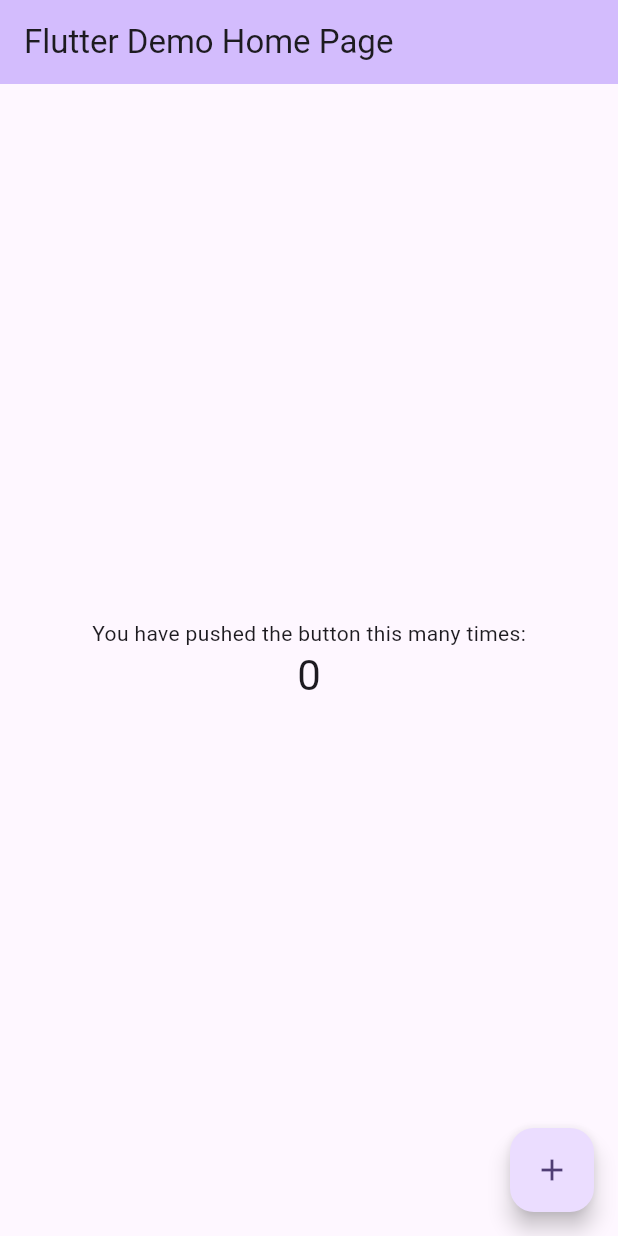
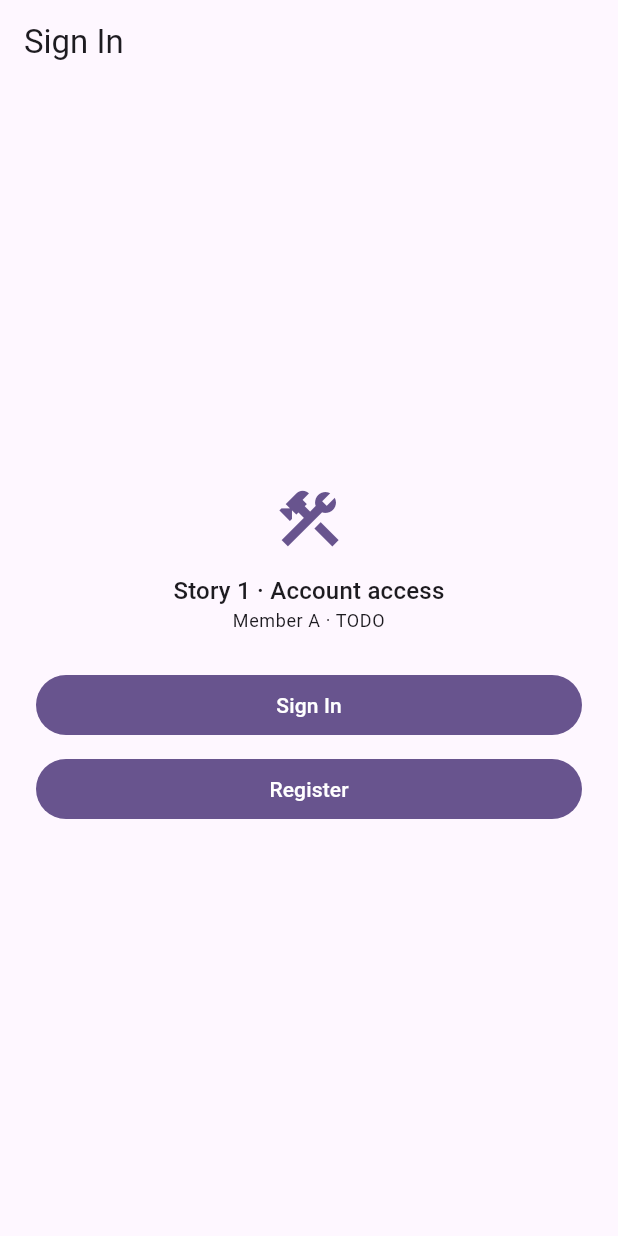
Before and after one commit to ezixuan27/CS4530-Final-Project, a Flutter app: the screen it shows after launch, on a phone screen of 412 x 824 dp. Run offline on Flutter 3.47's test engine with Material 3 defaults, Android fonts, the phone set to English and light mode, and no system bars.

Commit message:
Add app shell, routes, and placeholder screens for all 8 stories

```diff
--- /dev/null
+++ b/lib/app.dart
@@ -0,0 +1,27 @@
+import 'package:flutter/material.dart';
+import 'package:provider/provider.dart';
+
+import 'data/trip_repository.dart';
+import 'routes.dart';
+
+class TripSyncApp extends StatelessWidget {
+  final TripRepository repository;
+
+  const TripSyncApp({super.key, required this.repository});
+
+  @override
+  Widget build(BuildContext context) {
+    return Provider<TripRepository>.value(
+      value: repository,
+      child: MaterialApp(
+        title: 'TripSync',
+        debugShowCheckedModeBanner: false,
+        theme: ThemeData(
+          colorScheme: ColorScheme.fromSeed(seedColor: Colors.deepPurple),
+        ),
+        initialRoute: Routes.signIn,
+        routes: Routes.table,
+      ),
+    );
+  }
+}
--- /dev/null
+++ b/lib/features/auth/register_screen.dart
@@ -0,0 +1,20 @@
+import 'package:flutter/material.dart';
+
+import '../../routes.dart';
+import '../../widgets/placeholder_screen.dart';
+
+class RegisterScreen extends StatelessWidget {
+  const RegisterScreen({super.key});
+
+  @override
+  Widget build(BuildContext context) {
+    return PlaceholderScreen(
+      title: 'Register',
+      story: 'Story 1 · Account access',
+      owner: 'Member A',
+      actions: [
+        PlaceholderAction('Create account', Routes.myTrips, replace: true),
+      ],
+    );
+  }
+}
--- /dev/null
+++ b/lib/features/auth/sign_in_screen.dart
@@ -0,0 +1,21 @@
+import 'package:flutter/material.dart';
+
+import '../../routes.dart';
+import '../../widgets/placeholder_screen.dart';
+
+class SignInScreen extends StatelessWidget {
+  const SignInScreen({super.key});
+
+  @override
+  Widget build(BuildContext context) {
+    return PlaceholderScreen(
+      title: 'Sign In',
+      story: 'Story 1 · Account access',
+      owner: 'Member A',
+      actions: [
+        PlaceholderAction('Sign In', Routes.myTrips, replace: true),
+        PlaceholderAction('Register', Routes.register),
+      ],
+    );
+  }
+}
--- a/lib/main.dart
+++ b/lib/main.dart
@@ -1,122 +1,9 @@
 import 'package:flutter/material.dart';
 
+import 'app.dart';
+import 'data/in_memory_trip_repository.dart';
+
 void main() {
-  runApp(const MyApp());
+  // Swap InMemoryTripRepository for a database-backed one later.
+  runApp(TripSyncApp(repository: InMemoryTripRepository()));
 }
-
-class MyApp extends StatelessWidget {
-  const MyApp({super.key});
-
-  // This widget is the root of your application.
-  @override
-  Widget build(BuildContext context) {
-    return MaterialApp(
-      title: 'Flutter Demo',
-      theme: ThemeData(
-        // This is the theme of your application.
-        //
-        // TRY THIS: Try running your application with "flutter run". You'll see
-        // the application has a purple toolbar. Then, without quitting the app,
-        // try changing the seedColor in the colorScheme below to Colors.green
-        // and then invoke "hot reload" (save your changes or press the "hot
-        // reload" button in a Flutter-supported IDE, or press "r" if you used
-        // the command line to start the app).
-        //
-        // Notice that the counter didn't reset back to zero; the application
-        // state is not lost during the reload. To reset the state, use hot
-        // restart instead.
-        //
-        // This works for code too, not just values: Most code changes can be
-        // tested with just a hot reload.
-        colorScheme: .fromSeed(seedColor: Colors.deepPurple),
-      ),
-      home: const MyHomePage(title: 'Flutter Demo Home Page'),
-    );
-  }
-}
-
-class MyHomePage extends StatefulWidget {
-  const MyHomePage({super.key, required this.title});
-
-  // This widget is the home page of your application. It is stateful, meaning
-  // that it has a State object (defined below) that contains fields that affect
-  // how it looks.
-
-  // This class is the configuration for the state. It holds the values (in this
-  // case the title) provided by the parent (in this case the App widget) and
-  // used by the build method of the State. Fields in a Widget subclass are
-  // always marked "final".
-
-  final String title;
-
-  @override
-  State<MyHomePage> createState() => _MyHomePageState();
-}
-
-class _MyHomePageState extends State<MyHomePage> {
-  int _counter = 0;
-
-  void _incrementCounter() {
-    setState(() {
-      // This call to setState tells the Flutter framework that something has
-      // changed in this State, which causes it to rerun the build method below
-      // so that the display can reflect the updated values. If we changed
-      // _counter without calling setState(), then the build method would not be
-      // called again, and so nothing would appear to happen.
-      _counter++;
-    });
-  }
-
-  @override
-  Widget build(BuildContext context) {
-    // This method is rerun every time setState is called, for instance as done
-    // by the _incrementCounter method above.
-    //
-    // The Flutter framework has been optimized to make rerunning build methods
-    // fast, so that you can just rebuild anything that needs updating rather
-    // than having to individually change instances of widgets.
-    return Scaffold(
-      appBar: AppBar(
-        // TRY THIS: Try changing the color here to a specific color (to
-        // Colors.amber, perhaps?) and trigger a hot reload to see the AppBar
-        // change color while the other colors stay the same.
-        backgroundColor: Theme.of(context).colorScheme.inversePrimary,
-        // Here we take the value from the MyHomePage object that was created by
-        // the App.build method, and use it to set our appbar title.
-        title: Text(widget.title),
-      ),
-      body: Center(
-        // Center is a layout widget. It takes a single child and positions it
-        // in the middle of the parent.
-        child: Column(
-          // Column is also a layout widget. It takes a list of children and
-          // arranges them vertically. By default, it sizes itself to fit its
-          // children horizontally, and tries to be as tall as its parent.
-          //
-          // Column has various properties to control how it sizes itself and
-          // how it positions its children. Here we use mainAxisAlignment to
-          // center the children vertically; the main axis here is the vertical
-          // axis because Columns are vertical (the cross axis would be
-          // horizontal).
-          //
-          // TRY THIS: Invoke "debug painting" (choose the "Toggle Debug Paint"
-          // action in the IDE, or press "p" in the console), to see the
-          // wireframe for each widget.
-          mainAxisAlignment: .center,
-          children: [
-            const Text('You have pushed the button this many times:'),
-            Text(
-              '$_counter',
-              style: Theme.of(context).textTheme.headlineMedium,
-            ),
-          ],
-        ),
-      ),
-      floatingActionButton: FloatingActionButton(
-        onPressed: _incrementCounter,
-        tooltip: 'Increment',
-        child: const Icon(Icons.add),
-      ),
-    );
-  }
-}
--- /dev/null
+++ b/lib/routes.dart
@@ -0,0 +1,42 @@
+import 'package:flutter/material.dart';
+
+import 'features/auth/register_screen.dart';
+import 'features/auth/sign_in_screen.dart';
+import 'features/expenses/expenses_screen.dart';
+import 'features/itinerary/itinerary_screen.dart';
+import 'features/itinerary/review_suggestions_screen.dart';
+import 'features/itinerary/suggest_change_screen.dart';
+import 'features/trips/create_trip_screen.dart';
+import 'features/trips/join_trip_screen.dart';
+import 'features/trips/my_trips_screen.dart';
+import 'features/voting/vote_activity_screen.dart';
+
+/// Route names. Trip-scoped screens receive the trip id (String) as the
+/// route argument: `Navigator.pushNamed(context, Routes.itinerary, arguments: tripId)`.
+class Routes {
+  static const signIn = '/';
+  static const register = '/register';
+  static const myTrips = '/trips';
+  static const createTrip = '/trips/create';
+  static const joinTrip = '/trips/join';
+  static const itinerary = '/trip/itinerary';
+  static const suggestChange = '/trip/suggest-change';
+  static const reviewSuggestions = '/trip/review-suggestions';
+  static const voteActivity = '/trip/vote';
+  static const expenses = '/trip/expenses';
+
+  static final Map<String, WidgetBuilder> table = {
+    signIn: (_) => const SignInScreen(),
+    register: (_) => const RegisterScreen(),
+    myTrips: (_) => const MyTripsScreen(),
+    createTrip: (_) => const CreateTripScreen(),
+    joinTrip: (_) => const JoinTripScreen(),
+    itinerary: (_) => const ItineraryScreen(),
+    suggestChange: (_) => const SuggestChangeScreen(),
+    reviewSuggestions: (_) => const ReviewSuggestionsScreen(),
+    voteActivity: (_) => const VoteActivityScreen(),
+    expenses: (_) => const ExpensesScreen(),
+  };
+
+  static List<String> get all => table.keys.toList();
+}
--- /dev/null
+++ b/lib/widgets/placeholder_screen.dart
@@ -0,0 +1,89 @@
+import 'package:flutter/material.dart';
+
+/// A button on a placeholder screen that navigates to [route].
+class PlaceholderAction {
+  final String label;
+  final String route;
+  final Object? arguments;
+
+  /// Replace the current screen instead of pushing on top (e.g. after sign in).
+  final bool replace;
+
+  const PlaceholderAction(
+    this.label,
+    this.route, {
+    this.arguments,
+    this.replace = false,
+  });
+}
+
+/// Temporary scaffold for screens that are not built yet.
+/// Replace it with the real UI when you implement your story.
+class PlaceholderScreen extends StatelessWidget {
+  final String title;
+  final String story;
+  final String owner;
+  final List<PlaceholderAction> actions;
+
+  const PlaceholderScreen({
+    super.key,
+    required this.title,
+    required this.story,
+    required this.owner,
+    this.actions = const [],
+  });
+
+  @override
+  Widget build(BuildContext context) {
+    final theme = Theme.of(context);
+    return Scaffold(
+      appBar: AppBar(title: Text(title)),
+      body: Center(
+        child: Padding(
+          padding: const EdgeInsets.all(24),
+          child: Column(
+            mainAxisSize: MainAxisSize.min,
+            crossAxisAlignment: CrossAxisAlignment.stretch,
+            children: [
+              Icon(
+                Icons.construction,
+                size: 48,
+                color: theme.colorScheme.primary,
+              ),
+              const SizedBox(height: 12),
+              Text(
+                story,
+                textAlign: TextAlign.center,
+                style: theme.textTheme.titleMedium,
+              ),
+              Text(
+                '$owner · TODO',
+                textAlign: TextAlign.center,
+                style: theme.textTheme.bodySmall,
+              ),
+              const SizedBox(height: 24),
+              for (final action in actions)
+                Padding(
+                  padding: const EdgeInsets.only(bottom: 8),
+                  child: FilledButton(
+                    onPressed: () => action.replace
+                        ? Navigator.pushReplacementNamed(
+                            context,
+                            action.route,
+                            arguments: action.arguments,
+                          )
+                        : Navigator.pushNamed(
+                            context,
+                            action.route,
+                            arguments: action.arguments,
+                          ),
+                    child: Text(action.label),
+                  ),
+                ),
+            ],
+          ),
+        ),
+      ),
+    );
+  }
+}
```
Also changed, not shown: lib/features/expenses/expenses_screen.dart (added, +17 -0 lines), lib/features/itinerary/itinerary_screen.dart (added, +36 -0 lines), lib/features/itinerary/review_suggestions_screen.dart (added, +17 -0 lines), lib/features/itinerary/suggest_change_screen.dart (added, +17 -0 lines), lib/features/trips/create_trip_screen.dart (added, +17 -0 lines), lib/features/trips/join_trip_screen.dart (added, +17 -0 lines), lib/features/trips/my_trips_screen.dart (added, +27 -0 lines), lib/features/voting/vote_activity_screen.dart (added, +17 -0 lines), lib/models/trip.dart (indentation only), 1 other file.
